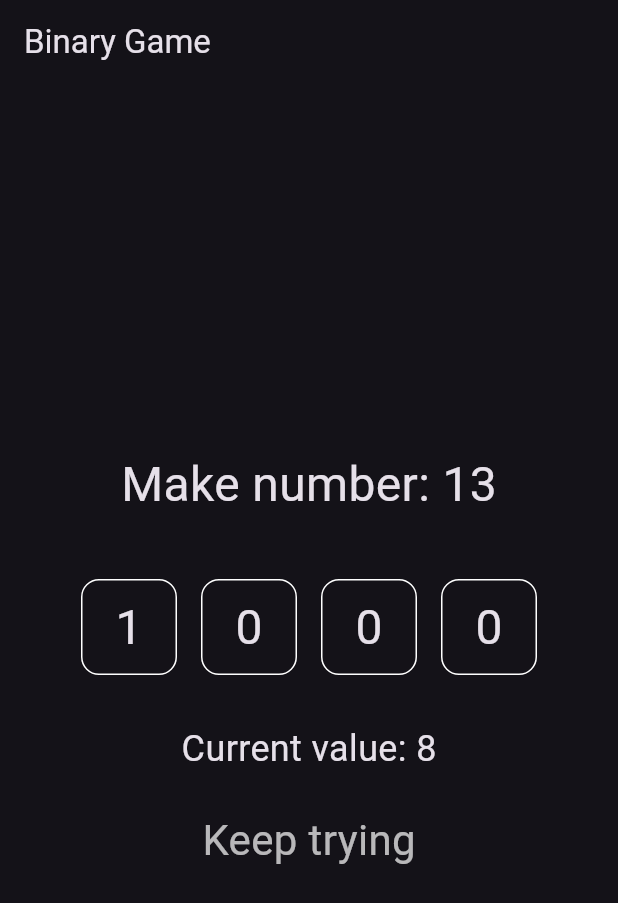
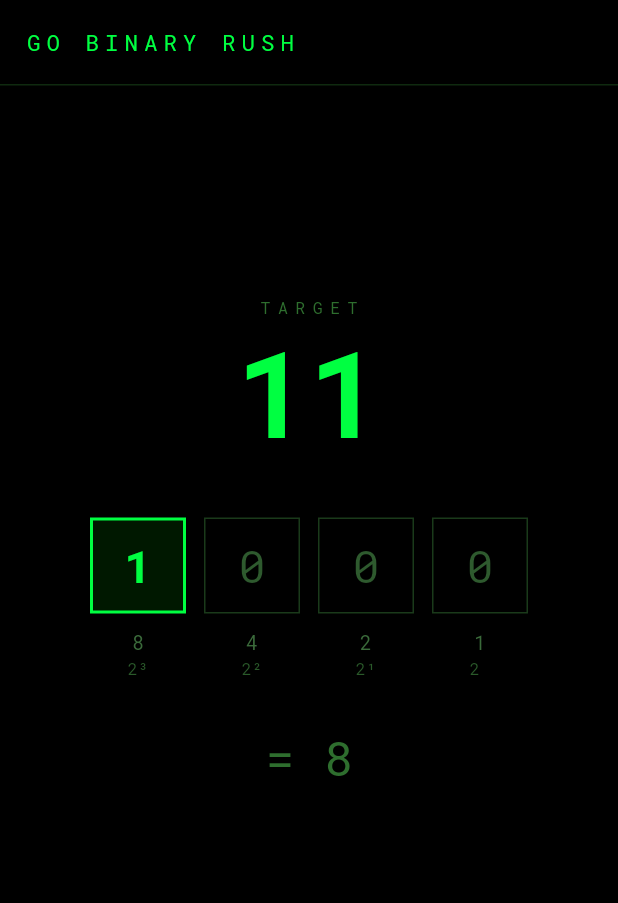
Before and after one commit to jankovicsrb-droid/go-binary-rush, a Flutter app: the screen it shows after launch, after a tap on an icon or button, on a phone screen of 412 x 824 dp. Shown: the top 903 px of the screen. Run offline on Flutter 3.47's test engine with Material 3 defaults, Android fonts, the phone set to English and light mode, and no system bars; our stand-ins replace google_fonts.

Commit message:
Implement Phase 1 MVP — terminal theme, game loop, bit widgets
Co-Authored-By: Claude Sonnet 4.6 <noreply@anthropic.com>

```diff
--- /dev/null
+++ b/lib/game/question_generator.dart
@@ -0,0 +1,15 @@
+import 'dart:math';
+
+class QuestionGenerator {
+  final Random _random = Random();
+  int _lastTarget = -1;
+
+  int next({int min = 1, int max = 15}) {
+    int target;
+    do {
+      target = min + _random.nextInt(max - min + 1);
+    } while (target == _lastTarget);
+    _lastTarget = target;
+    return target;
+  }
+}
--- /dev/null
+++ b/lib/game/score_engine.dart
@@ -0,0 +1,14 @@
+class ScoreEngine {
+  int score = 0;
+  int streak = 0;
+
+  void onCorrect() {
+    streak++;
+    score += 10 + (streak - 1) * 5;
+  }
+
+  void reset() {
+    score = 0;
+    streak = 0;
+  }
+}
--- a/lib/main.dart
+++ b/lib/main.dart
@@ -1,103 +1,36 @@
 import 'package:flutter/material.dart';
+import 'package:google_fonts/google_fonts.dart';
+import 'screens/game_screen.dart';
 
 void main() {
-  runApp(const BinaryGameApp());
+  runApp(const BinaryRushApp());
 }
 
-class BinaryGameApp extends StatelessWidget {
-  const BinaryGameApp({super.key});
+class BinaryRushApp extends StatelessWidget {
+  const BinaryRushApp({super.key});
 
   @override
   Widget build(BuildContext context) {
     return MaterialApp(
-      title: 'Binary Game',
-      theme: ThemeData.dark(),
-      home: const BinaryGameScreen(),
+      title: 'Go Binary Rush',
+      debugShowCheckedModeBanner: false,
+      theme: ThemeData(
+        brightness: Brightness.dark,
+        scaffoldBackgroundColor: Colors.black,
+        colorScheme: const ColorScheme.dark(
+          surface: Colors.black,
+          primary: Color(0xFF00FF41),
+        ),
+        textTheme: GoogleFonts.robotoMonoTextTheme(ThemeData.dark().textTheme),
+        appBarTheme: AppBarTheme(
+          titleTextStyle: GoogleFonts.robotoMono(
+            color: const Color(0xFF00FF41),
+            fontSize: 15,
+            letterSpacing: 4,
+          ),
+        ),
+      ),
+      home: const GameScreen(),
     );
   }
 }
-
-class BinaryGameScreen extends StatefulWidget {
-  const BinaryGameScreen({super.key});
-
-  @override
-  State<BinaryGameScreen> createState() => _BinaryGameScreenState();
-}
-
-class _BinaryGameScreenState extends State<BinaryGameScreen> {
-  final int target = 13;
-  final List<int> bits = [0, 0, 0, 0];
-
-  int get currentValue {
-    return bits[0] * 8 + bits[1] * 4 + bits[2] * 2 + bits[3] * 1;
-  }
-
-  void toggleBit(int index) {
-    setState(() {
-      bits[index] = bits[index] == 0 ? 1 : 0;
-    });
-  }
-
-  @override
-  Widget build(BuildContext context) {
-    final bool isCorrect = currentValue == target;
-
-    return Scaffold(
-      appBar: AppBar(
-        title: const Text('Binary Game'),
-      ),
-      body: Center(
-        child: Column(
-          mainAxisAlignment: MainAxisAlignment.center,
-          children: [
-            Text(
-              'Make number: $target',
-              style: const TextStyle(fontSize: 32),
-            ),
-            const SizedBox(height: 32),
-
-            Row(
-              mainAxisAlignment: MainAxisAlignment.center,
-              children: List.generate(bits.length, (index) {
-                return GestureDetector(
-                  onTap: () => toggleBit(index),
-                  child: Container(
-                    margin: const EdgeInsets.all(8),
-                    width: 64,
-                    height: 64,
-                    alignment: Alignment.center,
-                    decoration: BoxDecoration(
-                      border: Border.all(color: Colors.white),
-                      borderRadius: BorderRadius.circular(12),
-                    ),
-                    child: Text(
-                      bits[index].toString(),
-                      style: const TextStyle(fontSize: 32),
-                    ),
-                  ),
-                );
-              }),
-            ),
-
-            const SizedBox(height: 24),
-
-            Text(
-              'Current value: $currentValue',
-              style: const TextStyle(fontSize: 24),
-            ),
-
-            const SizedBox(height: 24),
-
-            Text(
-              isCorrect ? 'Correct ✅' : 'Keep trying',
-              style: TextStyle(
-                fontSize: 28,
-                color: isCorrect ? Colors.greenAccent : Colors.white70,
-              ),
-            ),
-          ],
-        ),
-      ),
-    );
-  }
-}
--- /dev/null
+++ b/lib/screens/game_screen.dart
@@ -0,0 +1,180 @@
+import 'package:flutter/material.dart';
+import '../game/question_generator.dart';
+import '../widgets/bit_row.dart';
+
+const Color _green = Color(0xFF00FF41);
+const Color _dimGreen = Color(0xFF2E6E2E);
+
+class GameScreen extends StatefulWidget {
+  const GameScreen({super.key});
+
+  @override
+  State<GameScreen> createState() => _GameScreenState();
+}
+
+class _GameScreenState extends State<GameScreen>
+    with SingleTickerProviderStateMixin {
+  final QuestionGenerator _generator = QuestionGenerator();
+  late int _target;
+  List<int> _bits = [0, 0, 0, 0];
+  bool _solved = false;
+
+  late AnimationController _pulseController;
+  late Animation<double> _pulseAnim;
+
+  @override
+  void initState() {
+    super.initState();
+    _target = _generator.next();
+    _pulseController = AnimationController(
+      vsync: this,
+      duration: const Duration(milliseconds: 700),
+    );
+    _pulseAnim = Tween<double>(begin: 0.25, end: 1.0).animate(
+      CurvedAnimation(parent: _pulseController, curve: Curves.easeInOut),
+    );
+  }
+
+  @override
+  void dispose() {
+    _pulseController.dispose();
+    super.dispose();
+  }
+
+  int _computeValue(List<int> bits) {
+    int val = 0;
+    for (int i = 0; i < bits.length; i++) {
+      val += bits[i] * (1 << (bits.length - 1 - i));
+    }
+    return val;
+  }
+
+  void _toggleBit(int index) {
+    final newBits = List<int>.from(_bits);
+    newBits[index] = newBits[index] == 0 ? 1 : 0;
+    final correct = _computeValue(newBits) == _target;
+    setState(() {
+      _bits = newBits;
+      _solved = correct;
+    });
+    if (correct) {
+      _pulseController.repeat(reverse: true);
+    }
+  }
+
+  void _next() {
+    _pulseController.stop();
+    _pulseController.reset();
+    setState(() {
+      _target = _generator.next();
+      _bits = List.filled(4, 0);
+      _solved = false;
+    });
+  }
+
+  @override
+  Widget build(BuildContext context) {
+    final int currentValue = _computeValue(_bits);
+
+    return Scaffold(
+      backgroundColor: Colors.black,
+      appBar: AppBar(
+        backgroundColor: Colors.black,
+        elevation: 0,
+        title: const Text(
+          'GO BINARY RUSH',
+          style: TextStyle(
+            color: _green,
+            fontSize: 15,
+            letterSpacing: 4,
+          ),
+        ),
+        centerTitle: false,
+        bottom: PreferredSize(
+          preferredSize: const Size.fromHeight(1),
+          child: Container(height: 1, color: const Color(0xFF0F2A0F)),
+        ),
+      ),
+      body: Center(
+        child: Column(
+          mainAxisAlignment: MainAxisAlignment.center,
+          children: [
+            const Text(
+              'TARGET',
+              style: TextStyle(
+                fontSize: 11,
+                color: _dimGreen,
+                letterSpacing: 5,
+              ),
+            ),
+            const SizedBox(height: 8),
+            Text(
+              '$_target',
+              style: const TextStyle(
+                fontSize: 80,
+                color: _green,
+                fontWeight: FontWeight.bold,
+                height: 1.0,
+              ),
+            ),
+            const SizedBox(height: 44),
+            BitRow(
+              bits: _bits,
+              onToggle: _toggleBit,
+              enabled: !_solved,
+            ),
+            const SizedBox(height: 28),
+            Text(
+              '= $currentValue',
+              style: TextStyle(
+                fontSize: 32,
+                color: _solved ? _green : _dimGreen,
+              ),
+            ),
+            const SizedBox(height: 44),
+            AnimatedOpacity(
+              opacity: _solved ? 1.0 : 0.0,
+              duration: const Duration(milliseconds: 200),
+              child: Column(
+                children: [
+                  FadeTransition(
+                    opacity: _pulseAnim,
+                    child: const Text(
+                      'CORRECT',
+                      style: TextStyle(
+                        fontSize: 26,
+                        color: _green,
+                        letterSpacing: 8,
+                      ),
+                    ),
+                  ),
+                  const SizedBox(height: 24),
+                  GestureDetector(
+                    onTap: _solved ? _next : null,
+                    child: Container(
+                      padding: const EdgeInsets.symmetric(
+                        horizontal: 36,
+                        vertical: 14,
+                      ),
+                      decoration: BoxDecoration(
+                        border: Border.all(color: _green),
+                      ),
+                      child: const Text(
+                        'NEXT  →',
+                        style: TextStyle(
+                          fontSize: 15,
+                          color: _green,
+                          letterSpacing: 5,
+                        ),
+                      ),
+                    ),
+                  ),
+                ],
+              ),
+            ),
+          ],
+        ),
+      ),
+    );
+  }
+}
--- /dev/null
+++ b/lib/widgets/bit_row.dart
@@ -0,0 +1,60 @@
+import 'package:flutter/material.dart';
+import 'bit_tile.dart';
+
+class BitRow extends StatelessWidget {
+  final List<int> bits;
+  final void Function(int index) onToggle;
+  final bool enabled;
+
+  const BitRow({
+    super.key,
+    required this.bits,
+    required this.onToggle,
+    this.enabled = true,
+  });
+
+  static const _supers = ['⁰', '¹', '²', '³', '⁴', '⁵', '⁶', '⁷'];
+
+  @override
+  Widget build(BuildContext context) {
+    final int n = bits.length;
+    return Column(
+      children: [
+        Row(
+          mainAxisAlignment: MainAxisAlignment.center,
+          children: List.generate(
+            n,
+            (i) => BitTile(
+              value: bits[i],
+              onTap: enabled ? () => onToggle(i) : () {},
+            ),
+          ),
+        ),
+        const SizedBox(height: 10),
+        Row(
+          mainAxisAlignment: MainAxisAlignment.center,
+          children: List.generate(n, (i) {
+            final int power = n - 1 - i;
+            return SizedBox(
+              width: 76,
+              child: Column(
+                children: [
+                  Text(
+                    '${1 << power}',
+                    textAlign: TextAlign.center,
+                    style: const TextStyle(fontSize: 13, color: Color(0xFF3A6A3A)),
+                  ),
+                  Text(
+                    '2${_supers[power]}',
+                    textAlign: TextAlign.center,
+                    style: const TextStyle(fontSize: 11, color: Color(0xFF2A5A2A)),
+                  ),
+                ],
+              ),
+            );
+          }),
+        ),
+      ],
+    );
+  }
+}
--- /dev/null
+++ b/lib/widgets/bit_tile.dart
@@ -0,0 +1,43 @@
+import 'package:flutter/material.dart';
+
+const Color _active = Color(0xFF00FF41);
+const Color _activeBg = Color(0xFF001800);
+const Color _inactiveBorder = Color(0xFF1A3A1A);
+const Color _inactiveText = Color(0xFF2E5A2E);
+
+class BitTile extends StatelessWidget {
+  final int value;
+  final VoidCallback onTap;
+
+  const BitTile({super.key, required this.value, required this.onTap});
+
+  @override
+  Widget build(BuildContext context) {
+    final bool on = value == 1;
+    return GestureDetector(
+      onTap: onTap,
+      child: AnimatedContainer(
+        duration: const Duration(milliseconds: 80),
+        margin: const EdgeInsets.symmetric(horizontal: 6),
+        width: 64,
+        height: 64,
+        alignment: Alignment.center,
+        decoration: BoxDecoration(
+          color: on ? _activeBg : Colors.black,
+          border: Border.all(
+            color: on ? _active : _inactiveBorder,
+            width: on ? 2 : 1,
+          ),
+        ),
+        child: Text(
+          value.toString(),
+          style: TextStyle(
+            fontSize: 30,
+            color: on ? _active : _inactiveText,
+            fontWeight: on ? FontWeight.bold : FontWeight.normal,
+          ),
+        ),
+      ),
+    );
+  }
+}
--- a/pubspec.yaml
+++ b/pubspec.yaml
@@ -34,6 +34,7 @@ dependencies:
   # The following adds the Cupertino Icons font to your application.
   # Use with the CupertinoIcons class for iOS style icons.
   cupertino_icons: ^1.0.8
+  google_fonts: ^6.2.1
 
 dev_dependencies:
   flutter_test:
```
Also changed, not shown: pubspec.lock, 3 other files.
